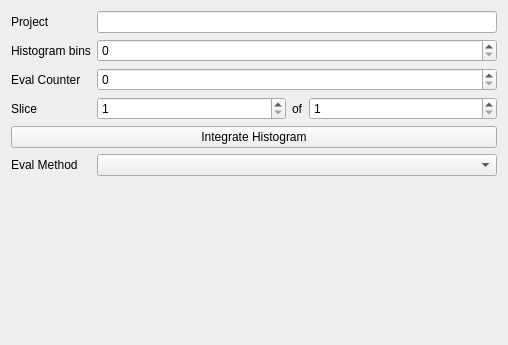
First picture: the form in ui/ScanExperimentSettings.ui, repository MonroeQuantumNetworks/IonControl, before the edit.
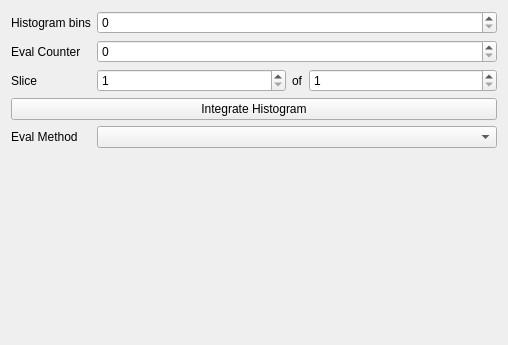
Second picture: the form after the edit.

Commit message: switch to new default directory and project arragement

Diff of the .ui file:
```diff
--- a/ui/ScanExperimentSettings.ui
+++ b/ui/ScanExperimentSettings.ui
@@ -14,7 +14,7 @@
    <string>Experiment Settings</string>
   </property>
   <layout class="QGridLayout" name="gridLayout">
-   <item row="1" column="1" colspan="3">
+   <item row="0" column="1" colspan="3">
     <widget class="QSpinBox" name="histogramBinsBox">
      <property name="sizePolicy">
       <sizepolicy hsizetype="Minimum" vsizetype="Fixed">
@@ -24,14 +24,14 @@
      </property>
     </widget>
    </item>
-   <item row="6" column="0" colspan="4">
+   <item row="5" column="0" colspan="4">
     <widget class="QStackedWidget" name="evalStackedWidget">
      <property name="currentIndex">
       <number>-1</number>
      </property>
     </widget>
    </item>
-   <item row="4" column="0" colspan="4">
+   <item row="3" column="0" colspan="4">
     <widget class="QPushButton" name="integrateHistogramButton">
      <property name="text">
       <string>Integrate Histogram</string>
@@ -41,62 +41,45 @@
      </property>
     </widget>
    </item>
-   <item row="5" column="1" colspan="3">
+   <item row="4" column="1" colspan="3">
     <widget class="QComboBox" name="evalMethodCombo"/>
    </item>
-   <item row="0" column="1" colspan="3">
-    <widget class="QLineEdit" name="projectEdit">
-     <property name="sizePolicy">
-      <sizepolicy hsizetype="Expanding" vsizetype="Fixed">
-       <horstretch>1</horstretch>
-       <verstretch>0</verstretch>
-      </sizepolicy>
-     </property>
-    </widget>
-   </item>
-   <item row="5" column="0">
+   <item row="4" column="0">
     <widget class="QLabel" name="label_5">
      <property name="text">
       <string>Eval Method</string>
      </property>
     </widget>
    </item>
-   <item row="0" column="0">
-    <widget class="QLabel" name="label">
-     <property name="text">
-      <string>Project</string>
-     </property>
-    </widget>
-   </item>
-   <item row="2" column="0">
+   <item row="1" column="0">
     <widget class="QLabel" name="label_4">
      <property name="text">
       <string>Eval Counter</string>
      </property>
     </widget>
    </item>
-   <item row="2" column="1" colspan="3">
+   <item row="1" column="1" colspan="3">
     <widget class="QSpinBox" name="counterSpinBox">
      <property name="maximum">
       <number>7</number>
      </property>
     </widget>
    </item>
-   <item row="1" column="0">
+   <item row="0" column="0">
     <widget class="QLabel" name="label_2">
      <property name="text">
       <string>Histogram bins</string>
      </property>
     </widget>
    </item>
-   <item row="3" column="0">
+   <item row="2" column="0">
     <widget class="QLabel" name="label_3">
      <property name="text">
       <string>Slice</string>
      </property>
     </widget>
    </item>
-   <item row="3" column="3">
+   <item row="2" column="3">
     <widget class="QSpinBox" name="sliceTotalBox">
      <property name="sizePolicy">
       <sizepolicy hsizetype="Minimum" vsizetype="Fixed">
@@ -109,7 +92,7 @@
      </property>
     </widget>
    </item>
-   <item row="3" column="1">
+   <item row="2" column="1">
     <widget class="QSpinBox" name="sliceNoBox">
      <property name="sizePolicy">
       <sizepolicy hsizetype="Minimum" vsizetype="Fixed">
@@ -122,7 +105,7 @@
      </property>
     </widget>
    </item>
-   <item row="3" column="2">
+   <item row="2" column="2">
     <widget class="QLabel" name="label_6">
      <property name="sizePolicy">
       <sizepolicy hsizetype="Fixed" vsizetype="Preferred">
```
The commit also changes 11 other files.
